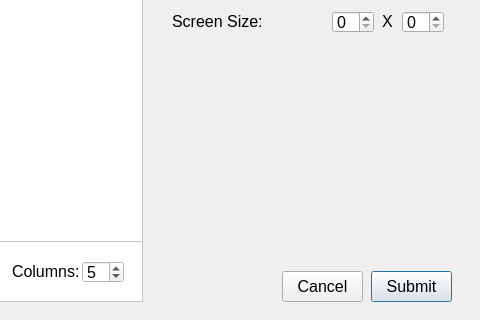
Above: Mainwindow/add_hall/hall.ui from Drakenhielm/Biobokningssystem before the change; both pictures show x 378 to 858 and y 149 to 469 of the 858 by 469 pixel window. Below: the same form after it.
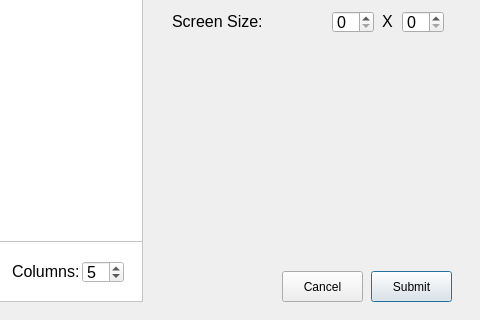
That is the form after the change.

Diff of the .ui file:
```diff
--- a/Mainwindow/add_hall/hall.ui
+++ b/Mainwindow/add_hall/hall.ui
@@ -40,11 +40,6 @@
      <height>31</height>
     </rect>
    </property>
-   <property name="font">
-    <font>
-     <pointsize>12</pointsize>
-    </font>
-   </property>
    <property name="text">
     <string>Submit</string>
    </property>
@@ -493,11 +488,6 @@
      <height>31</height>
     </rect>
    </property>
-   <property name="font">
-    <font>
-     <pointsize>12</pointsize>
-    </font>
-   </property>
    <property name="text">
     <string>Cancel</string>
    </property>
```
